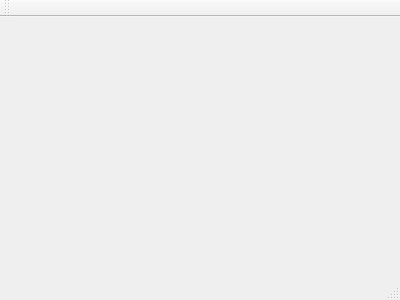
Old version of the form portal/mainwindow.ui in the repository zfrye06/Loque.
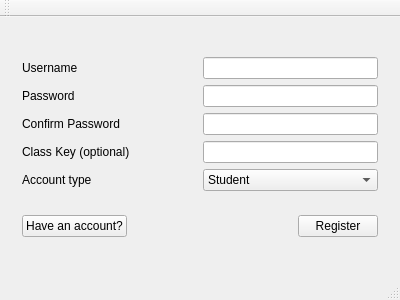
New version of the form. The open tabs and pages were chosen to show the change.

```diff
--- a/portal/mainwindow.ui
+++ b/portal/mainwindow.ui
@@ -12,13 +12,385 @@
   <property name="windowTitle" >
    <string>MainWindow</string>
   </property>
-  <widget class="QMenuBar" name="menuBar" />
-  <widget class="QToolBar" name="mainToolBar" />
-  <widget class="QWidget" name="centralWidget" />
-  <widget class="QStatusBar" name="statusBar" />
+  <widget class="QWidget" name="centralWidget">
+   <layout class="QHBoxLayout" name="horizontalLayout_12">
+    <item>
+     <widget class="QStackedWidget" name="worldTreeWidget">
+      <property name="currentIndex">
+       <number>0</number>
+      </property>
+      <widget class="QWidget" name="loginPage">
+       <layout class="QHBoxLayout" name="horizontalLayout_5">
+        <item>
+         <layout class="QVBoxLayout" name="verticalLayout">
+          <item>
+           <layout class="QHBoxLayout" name="horizontalLayout">
+            <item>
+             <widget class="QLabel" name="label">
+              <property name="text">
+               <string>Username</string>
+              </property>
+             </widget>
+            </item>
+            <item>
+             <spacer name="horizontalSpacer">
+              <property name="orientation">
+               <enum>Qt::Horizontal</enum>
+              </property>
+              <property name="sizeHint" stdset="0">
+               <size>
+                <width>40</width>
+                <height>20</height>
+               </size>
+              </property>
+             </spacer>
+            </item>
+            <item>
+             <widget class="QLineEdit" name="usernameTextbox"/>
+            </item>
+           </layout>
+          </item>
+          <item>
+           <layout class="QHBoxLayout" name="horizontalLayout_2">
+            <item>
+             <widget class="QLabel" name="label_2">
+              <property name="text">
+               <string>Password </string>
+              </property>
+             </widget>
+            </item>
+            <item>
+             <spacer name="horizontalSpacer_2">
+              <property name="orientation">
+               <enum>Qt::Horizontal</enum>
+              </property>
+              <property name="sizeHint" stdset="0">
+               <size>
+                <width>40</width>
+                <height>20</height>
+               </size>
+              </property>
+             </spacer>
+            </item>
+            <item>
+             <widget class="QLineEdit" name="passwordTextbox">
+              <property name="enabled">
+               <bool>true</bool>
+              </property>
+             </widget>
+            </item>
+           </layout>
+          </item>
+          <item>
+           <layout class="QHBoxLayout" name="horizontalLayout_3">
+            <item>
+             <spacer name="horizontalSpacer_3">
+              <property name="orientation">
+               <enum>Qt::Horizontal</enum>
+              </property>
+              <property name="sizeHint" stdset="0">
+               <size>
+                <width>40</width>
+                <height>20</height>
+               </size>
+              </property>
+             </spacer>
+            </item>
+            <item>
+             <widget class="QPushButton" name="createAccountButton">
+              <property name="text">
+               <string>Create Account</string>
+              </property>
+             </widget>
+            </item>
+            <item>
+             <spacer name="horizontalSpacer_9">
+              <property name="orientation">
+               <enum>Qt::Horizontal</enum>
+              </property>
+              <property name="sizeType">
+               <enum>QSizePolicy::Minimum</enum>
+              </property>
+              <property name="sizeHint" stdset="0">
+               <size>
+                <width>20</width>
+                <height>20</height>
+               </size>
+              </property>
+             </spacer>
+            </item>
+            <item>
+             <widget class="QPushButton" name="loginButton">
+              <property name="text">
+               <string>Login</string>
+              </property>
+             </widget>
+            </item>
+           </layout>
+          </item>
+         </layout>
+        </item>
+       </layout>
+      </widget>
+      <widget class="QWidget" name="registerPage">
+       <layout class="QHBoxLayout" name="horizontalLayout_13">
+        <item>
+         <layout class="QVBoxLayout" name="verticalLayout_4">
+          <item>
+           <layout class="QHBoxLayout" name="horizontalLayout_10">
+            <item>
+             <layout class="QVBoxLayout" name="verticalLayout_2">
+              <item>
+               <layout class="QHBoxLayout" name="horizontalLayout_4">
+                <item>
+                 <widget class="QLabel" name="label_3">
+                  <property name="text">
+                   <string>Username</string>
+                  </property>
+                 </widget>
+                </item>
+                <item>
+                 <spacer name="horizontalSpacer_4">
+                  <property name="orientation">
+                   <enum>Qt::Horizontal</enum>
+                  </property>
+                  <property name="sizeHint" stdset="0">
+                   <size>
+                    <width>40</width>
+                    <height>20</height>
+                   </size>
+                  </property>
+                 </spacer>
+                </item>
+               </layout>
+              </item>
+              <item>
+               <layout class="QHBoxLayout" name="horizontalLayout_6">
+                <item>
+                 <widget class="QLabel" name="label_4">
+                  <property name="text">
+                   <string>Password</string>
+                  </property>
+                 </widget>
+                </item>
+                <item>
+                 <spacer name="horizontalSpacer_5">
+                  <property name="orientation">
+                   <enum>Qt::Horizontal</enum>
+                  </property>
+                  <property name="sizeHint" stdset="0">
+                   <size>
+                    <width>40</width>
+                    <height>20</height>
+                   </size>
+                  </property>
+                 </spacer>
+                </item>
+               </layout>
+              </item>
+              <item>
+               <layout class="QHBoxLayout" name="horizontalLayout_7">
+                <item>
+                 <widget class="QLabel" name="label_5">
+                  <property name="text">
+                   <string>Confirm Password</string>
+                  </property>
+                 </widget>
+                </item>
+                <item>
+                 <spacer name="horizontalSpacer_6">
+                  <property name="orientation">
+                   <enum>Qt::Horizontal</enum>
+                  </property>
+                  <property name="sizeHint" stdset="0">
+                   <size>
+                    <width>40</width>
+                    <height>20</height>
+                   </size>
+                  </property>
+                 </spacer>
+                </item>
+               </layout>
+              </item>
+              <item>
+               <layout class="QHBoxLayout" name="horizontalLayout_8">
+                <item>
+                 <widget class="QLabel" name="label_6">
+                  <property name="text">
+                   <string>Class Key (optional)</string>
+                  </property>
+                 </widget>
+                </item>
+                <item>
+                 <spacer name="horizontalSpacer_7">
+                  <property name="orientation">
+                   <enum>Qt::Horizontal</enum>
+                  </property>
+                  <property name="sizeHint" stdset="0">
+                   <size>
+                    <width>40</width>
+                    <height>20</height>
+                   </size>
+                  </property>
+                 </spacer>
+                </item>
+               </layout>
+              </item>
+              <item>
+               <layout class="QHBoxLayout" name="horizontalLayout_9">
+                <item>
+                 <widget class="QLabel" name="label_7">
+                  <property name="text">
+                   <string>Account type</string>
+                  </property>
+                 </widget>
+                </item>
+                <item>
+                 <spacer name="horizontalSpacer_8">
+                  <property name="orientation">
+                   <enum>Qt::Horizontal</enum>
+                  </property>
+                  <property name="sizeHint" stdset="0">
+                   <size>
+                    <width>40</width>
+                    <height>20</height>
+                   </size>
+                  </property>
+                 </spacer>
+                </item>
+               </layout>
+              </item>
+             </layout>
+            </item>
+            <item>
+             <layout class="QVBoxLayout" name="verticalLayout_3">
+              <item>
+               <widget class="QLineEdit" name="lineEdit"/>
+              </item>
+              <item>
+               <widget class="QLineEdit" name="lineEdit_2"/>
+              </item>
+              <item>
+               <widget class="QLineEdit" name="lineEdit_3"/>
+              </item>
+              <item>
+               <widget class="QLineEdit" name="lineEdit_4"/>
+              </item>
+              <item>
+               <widget class="QComboBox" name="comboBox">
+                <item>
+                 <property name="text">
+                  <string>Student</string>
+                 </property>
+                </item>
+                <item>
+                 <property name="text">
+                  <string>Admin</string>
+                 </property>
+                </item>
+               </widget>
+              </item>
+             </layout>
+            </item>
+           </layout>
+          </item>
+          <item>
+           <layout class="QHBoxLayout" name="horizontalLayout_11">
+            <item>
+             <widget class="QPushButton" name="haveAnAccountButton">
+              <property name="text">
+               <string>Have an account?</string>
+              </property>
+             </widget>
+            </item>
+            <item>
+             <spacer name="horizontalSpacer_10">
+              <property name="orientation">
+               <enum>Qt::Horizontal</enum>
+              </property>
+              <property name="sizeHint" stdset="0">
+               <size>
+                <width>40</width>
+                <height>20</height>
+               </size>
+              </property>
+             </spacer>
+            </item>
+            <item>
+             <widget class="QPushButton" name="registerButton">
+              <property name="text">
+               <string>Register</string>
+              </property>
+             </widget>
+            </item>
+           </layout>
+          </item>
+         </layout>
+        </item>
+       </layout>
+      </widget>
+      <widget class="QWidget" name="playPage">
+       <layout class="QHBoxLayout" name="horizontalLayout_14">
+        <item>
+         <widget class="QTabWidget" name="portalManager">
+          <property name="currentIndex">
+           <number>0</number>
+          </property>
+          <widget class="QWidget" name="playTab">
+           <attribute name="title">
+            <string>Play</string>
+           </attribute>
+           <layout class="QHBoxLayout" name="horizontalLayout_15">
+            <item>
+             <widget class="QStackedWidget" name="stackedWidget_2">
+              <property name="currentIndex">
+               <number>0</number>
+              </property>
+              <widget class="QWidget" name="page"/>
+              <widget class="QWidget" name="page_2"/>
+             </widget>
+            </item>
+           </layout>
+          </widget>
+          <widget class="QWidget" name="statisticsTab">
+           <attribute name="title">
+            <string>Statistics</string>
+           </attribute>
+          </widget>
+          <widget class="QWidget" name="classesTab">
+           <attribute name="title">
+            <string>Classes</string>
+           </attribute>
+          </widget>
+         </widget>
+        </item>
+       </layout>
+      </widget>
+     </widget>
+    </item>
+   </layout>
+  </widget>
+  <widget class="QMenuBar" name="menuBar">
+   <property name="geometry">
+    <rect>
+     <x>0</x>
+     <y>0</y>
+     <width>400</width>
+     <height>21</height>
+    </rect>
+   </property>
+  </widget>
+  <widget class="QToolBar" name="mainToolBar">
+   <attribute name="toolBarArea">
+    <enum>TopToolBarArea</enum>
+   </attribute>
+   <attribute name="toolBarBreak">
+    <bool>false</bool>
+   </attribute>
+  </widget>
+  <widget class="QStatusBar" name="statusBar"/>
  </widget>
- <layoutDefault spacing="6" margin="11" />
- <pixmapfunction></pixmapfunction>
+ <layoutdefault spacing="6" margin="11"/>
  <resources/>
  <connections/>
 </ui>
```
Left out of the diff: 7 changed lines with no effect on the pictures.
